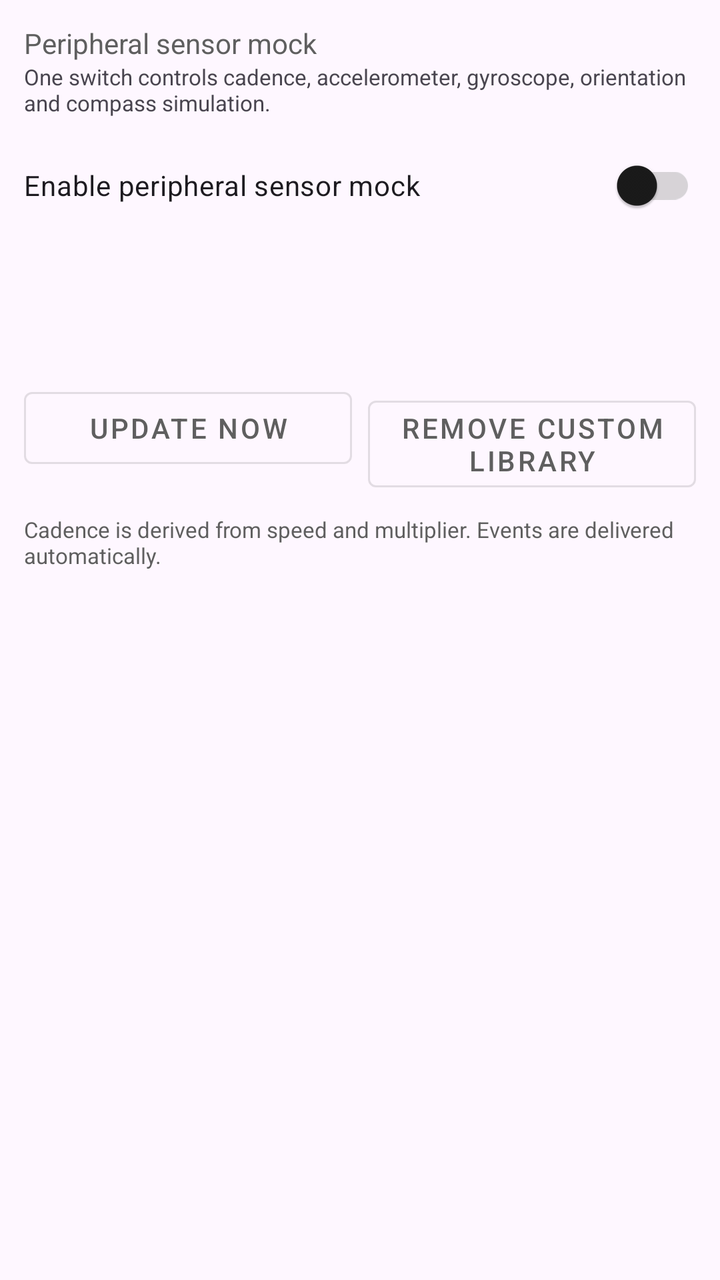
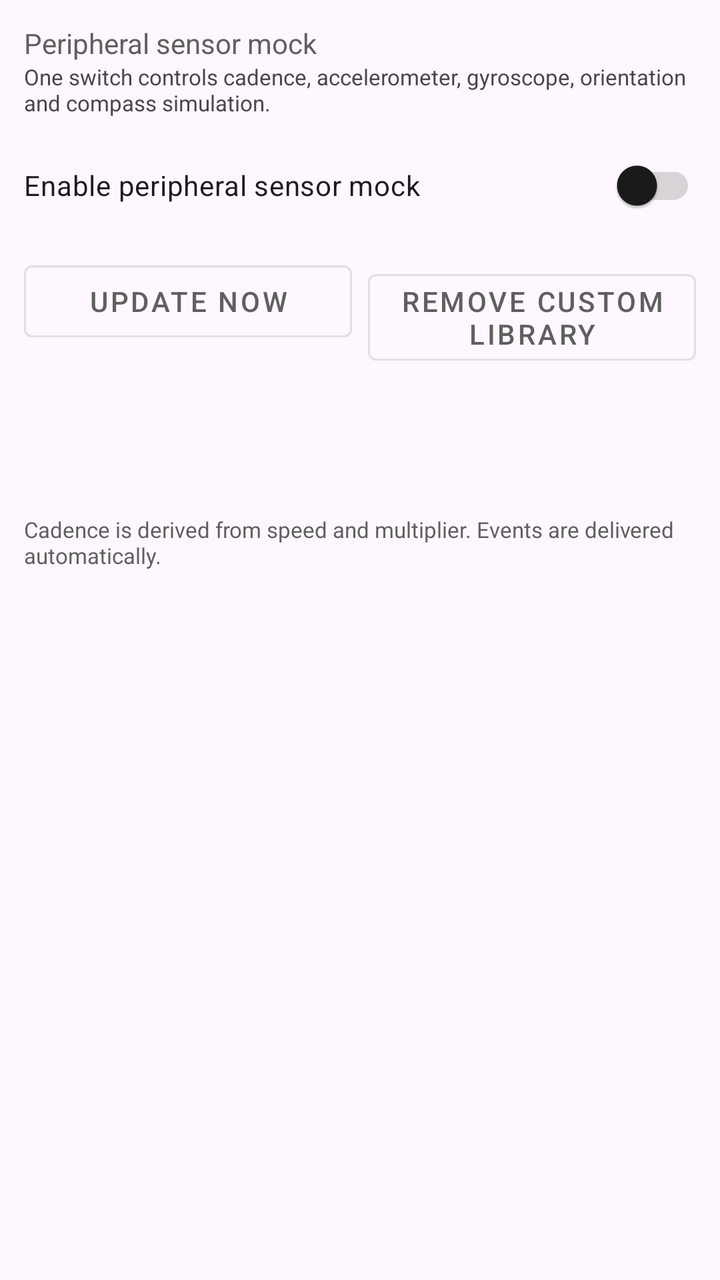

Two renders of the same Android screen: before a commit and after it. Below are the layout's source before the change and the commit's diff.
<!-- AndroidManifest.xml: application theme AppTheme -->
<!-- res/layout/fragment_peripheral_sensor.xml -->
<?xml version="1.0" encoding="utf-8"?>
<androidx.constraintlayout.widget.ConstraintLayout
    xmlns:android="http://schemas.android.com/apk/res/android"
    xmlns:app="http://schemas.android.com/apk/res-auto"
    android:layout_width="match_parent"
    android:layout_height="match_parent">

    <ScrollView
        android:layout_width="match_parent"
        android:layout_height="0dp"
        app:layout_constraintTop_toTopOf="parent"
        app:layout_constraintBottom_toBottomOf="parent">

        <LinearLayout
            android:layout_width="match_parent"
            android:layout_height="wrap_content"
            android:orientation="vertical"
            android:padding="12dp">

            <com.google.android.material.textview.MaterialTextView
                android:layout_width="wrap_content"
                android:layout_height="wrap_content"
                android:text="@string/peripheral_page_title"
                android:textColor="?attr/colorOnSurfaceVariant" />

            <com.google.android.material.textview.MaterialTextView
                android:layout_width="match_parent"
                android:layout_height="wrap_content"
                android:text="@string/peripheral_page_desc"
                android:textSize="11sp" />

            <com.google.android.material.switchmaterial.SwitchMaterial
                android:id="@+id/peripheral_mock_switch"
                android:layout_width="match_parent"
                android:layout_height="wrap_content"
                android:layout_marginTop="10dp"
                android:text="@string/peripheral_mock" />

            <com.google.android.material.textview.MaterialTextView
                android:id="@+id/cadence_readout"
                android:layout_width="match_parent"
                android:layout_height="wrap_content"
                android:layout_marginTop="10dp"
                android:textSize="13sp" />

            <LinearLayout
                android:id="@+id/peripheral_rows"
                android:layout_width="match_parent"
                android:layout_height="wrap_content"
                android:layout_marginTop="8dp"
                android:orientation="vertical" />

            <com.google.android.material.textview.MaterialTextView
                android:id="@+id/angle_readout"
                android:layout_width="match_parent"
                android:layout_height="wrap_content"
                android:layout_marginTop="10dp"
                android:textSize="13sp" />

            <LinearLayout
                android:layout_width="match_parent"
                android:layout_height="wrap_content"
                android:layout_marginTop="10dp"
                android:orientation="horizontal">

                <com.google.android.material.button.MaterialButton
                    android:id="@+id/sensor_native_update"
                    style="@style/Widget.MaterialComponents.Button.OutlinedButton"
                    android:layout_width="0dp"
                    android:layout_height="wrap_content"
                    android:layout_weight="1"
                    android:text="@string/sensor_native_update" />

                <com.google.android.material.button.MaterialButton
                    android:id="@+id/sensor_native_remove"
                    style="@style/Widget.MaterialComponents.Button.OutlinedButton"
                    android:layout_width="0dp"
                    android:layout_height="wrap_content"
                    android:layout_marginStart="8dp"
                    android:layout_weight="1"
                    android:text="@string/sensor_native_remove" />
            </LinearLayout>

            <com.google.android.material.textview.MaterialTextView
                android:layout_width="match_parent"
                android:layout_height="wrap_content"
                android:layout_marginTop="12dp"
                android:text="@string/peripheral_footer"
                android:textSize="11sp"
                android:textColor="?attr/colorOnSurfaceVariant" />

        </LinearLayout>
    </ScrollView>
</androidx.constraintlayout.widget.ConstraintLayout>
<!-- resources referenced by this layout -->
<resources>
  <string name="peripheral_footer">Cadence is derived from speed and multiplier. Events are delivered automatically.</string>
  <string name="peripheral_mock">Enable peripheral sensor mock</string>
  <string name="peripheral_page_desc">One switch controls cadence, accelerometer, gyroscope, orientation and compass simulation.</string>
  <string name="peripheral_page_title">Peripheral sensor mock</string>
  <string name="sensor_native_remove">Remove custom library</string>
  <string name="sensor_native_update">Update now</string>
  <style name="AppTheme" parent="Theme.Material3.Light.NoActionBar">
          
          <item name="colorPrimary">#5F5F5F</item>
          <item name="colorOnPrimary">#FFFFFF</item>
          <item name="colorPrimaryContainer">#E0E0E0</item>
          <item name="colorOnPrimaryContainer">#1E1E1E</item>
          <item name="colorSecondary">#494949</item>
          <item name="colorOnSecondary">#FFFFFF</item>
          <item name="colorSecondaryContainer">#E7E7E7</item>
          <item name="colorOnSecondaryContainer">#2A2A2A</item>
          <item name="colorSurface">#FFFFFF</item>
          <item name="colorOnSurface">#1A1A1A</item>
          <item name="colorSurfaceVariant">#F0F0F0</item>
          <item name="colorOnSurfaceVariant">#5F5F5F</item>
          <item name="colorOutline">#747474</item>
  
          
          <item name="portalFabIconTint">#1A1A1A</item>
  
          
          <item name="android:statusBarColor">@android:color/transparent</item>
          <item name="android:windowDrawsSystemBarBackgrounds">true</item>
          <item name="android:windowTranslucentStatus">true</item>
          <item name="windowActionModeOverlay">true</item>
          <item name="windowActionBar">false</item>
          <item name="windowNoTitle">true</item>
  
          
          <item name="searchViewStyle">@style/Portal.SearchViewStyle</item>
          <item name="sliderStyle">@style/Portal.SliderTheme</item>
          <item name="android:popupMenuStyle">@style/PortalPopupMenuStyle</item>
          
          <item name="switchStyle">@style/Portal.SwitchStyle</item>
      </style>
  <style name="Portal.SearchViewStyle" parent="Widget.AppCompat.SearchView" />
  <style name="Portal.SliderTheme" parent="Widget.Material3.Slider" />
  <style name="PortalPopupMenuStyle" parent="Widget.Material3.PopupMenu">
          <item name="android:popupAnimationStyle">@style/PortalPopupAnimation</item>
      </style>
  <style name="Portal.SwitchStyle" parent="Widget.Material3.CompoundButton.Switch">
          <item name="useMaterialThemeColors">true</item>
          <item name="trackTint">@color/switch_track_tint</item>
      </style>
  <style name="PortalPopupAnimation">
          <item name="android:windowEnterAnimation">@anim/popup_in_top_end</item>
          <item name="android:windowExitAnimation">@anim/popup_out_top_end</item>
      </style>
</resources>

<!-- the commit's change to res/layout/fragment_peripheral_sensor.xml (unified diff, before → after) -->
@@ -36,27 +36,6 @@
                 android:layout_marginTop="10dp"
                 android:text="@string/peripheral_mock" />
 
-            <com.google.android.material.textview.MaterialTextView
-                android:id="@+id/cadence_readout"
-                android:layout_width="match_parent"
-                android:layout_height="wrap_content"
-                android:layout_marginTop="10dp"
-                android:textSize="13sp" />
-
-            <LinearLayout
-                android:id="@+id/peripheral_rows"
-                android:layout_width="match_parent"
-                android:layout_height="wrap_content"
-                android:layout_marginTop="8dp"
-                android:orientation="vertical" />
-
-            <com.google.android.material.textview.MaterialTextView
-                android:id="@+id/angle_readout"
-                android:layout_width="match_parent"
-                android:layout_height="wrap_content"
-                android:layout_marginTop="10dp"
-                android:textSize="13sp" />
-
             <LinearLayout
                 android:layout_width="match_parent"
                 android:layout_height="wrap_content"
@@ -82,6 +61,28 @@
             </LinearLayout>
 
             <com.google.android.material.textview.MaterialTextView
+                android:id="@+id/cadence_readout"
+                android:layout_width="match_parent"
+                android:layout_height="wrap_content"
+                android:layout_marginTop="10dp"
+                android:textSize="13sp" />
+
+            <LinearLayout
+                android:id="@+id/peripheral_rows"
+                android:layout_width="match_parent"
+                android:layout_height="wrap_content"
+                android:layout_marginTop="8dp"
+                android:orientation="vertical" />
+
+            <com.google.android.material.textview.MaterialTextView
+                android:id="@+id/angle_readout"
+                android:layout_width="match_parent"
+                android:layout_height="wrap_content"
+                android:layout_marginTop="10dp"
+                android:textSize="13sp" />
+
+
+            <com.google.android.material.textview.MaterialTextView
                 android:layout_width="match_parent"
                 android:layout_height="wrap_content"
                 android:layout_marginTop="12dp"
